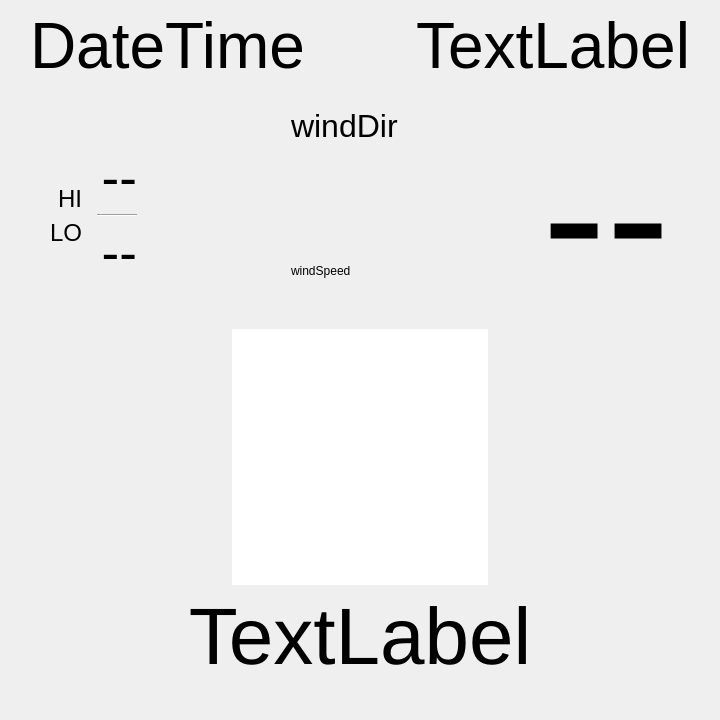
Qt form weatherfxLite.ui (iachievedit/weatherfxlite) before a commit.
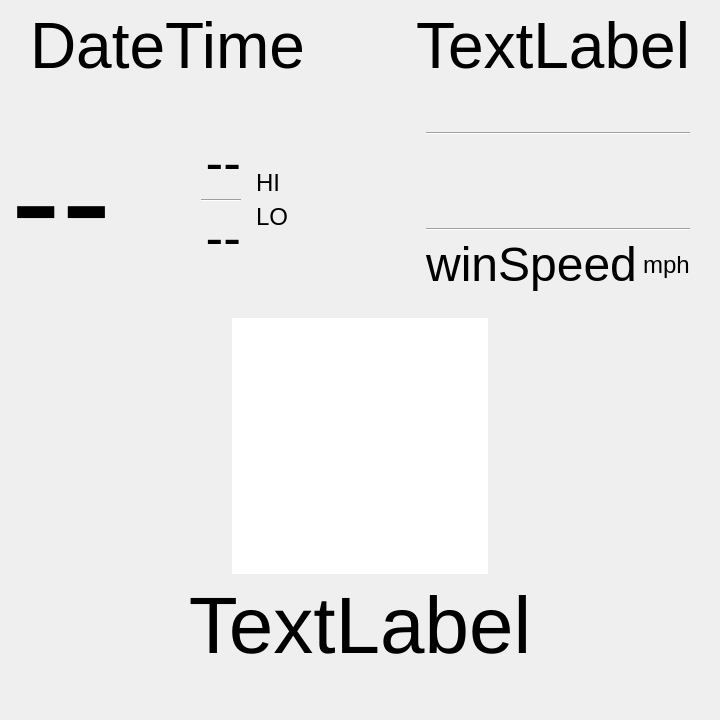
The same form after that commit. Custom widgets are drawn as their Qt base class.

Patch:
```diff
--- a/weatherfxLite.ui
+++ b/weatherfxLite.ui
@@ -142,7 +142,7 @@
         <enum>Qt::Orientation::Vertical</enum>
        </property>
        <property name="sizeType">
-        <enum>QSizePolicy::Policy::Minimum</enum>
+        <enum>QSizePolicy::Policy::Fixed</enum>
        </property>
        <property name="sizeHint" stdset="0">
         <size>
@@ -154,6 +154,24 @@
      </item>
      <item>
       <layout class="QHBoxLayout" name="horizontalLayout_3">
+       <item>
+        <widget class="QLabel" name="currentTemperature">
+         <property name="font">
+          <font>
+           <pointsize>114</pointsize>
+          </font>
+         </property>
+         <property name="text">
+          <string>--</string>
+         </property>
+         <property name="scaledContents">
+          <bool>true</bool>
+         </property>
+         <property name="alignment">
+          <set>Qt::AlignmentFlag::AlignCenter</set>
+         </property>
+        </widget>
+       </item>
        <item>
         <layout class="QHBoxLayout" name="horizontalLayout_2">
          <item>
@@ -162,50 +180,16 @@
             <enum>Qt::Orientation::Horizontal</enum>
            </property>
            <property name="sizeType">
-            <enum>QSizePolicy::Policy::Fixed</enum>
+            <enum>QSizePolicy::Policy::Expanding</enum>
            </property>
            <property name="sizeHint" stdset="0">
             <size>
-             <width>40</width>
+             <width>20</width>
              <height>20</height>
             </size>
            </property>
           </spacer>
          </item>
-         <item>
-          <layout class="QVBoxLayout" name="verticalLayout_2">
-           <item>
-            <widget class="QLabel" name="label">
-             <property name="font">
-              <font>
-               <pointsize>18</pointsize>
-              </font>
-             </property>
-             <property name="text">
-              <string>HI</string>
-             </property>
-             <property name="alignment">
-              <set>Qt::AlignmentFlag::AlignBottom|Qt::AlignmentFlag::AlignRight|Qt::AlignmentFlag::AlignTrailing</set>
-             </property>
-            </widget>
-           </item>
-           <item>
-            <widget class="QLabel" name="label_2">
-             <property name="font">
-              <font>
-               <pointsize>18</pointsize>
-              </font>
-             </property>
-             <property name="text">
-              <string>LO</string>
-             </property>
-             <property name="alignment">
-              <set>Qt::AlignmentFlag::AlignRight|Qt::AlignmentFlag::AlignTop|Qt::AlignmentFlag::AlignTrailing</set>
-             </property>
-            </widget>
-           </item>
-          </layout>
-         </item>
          <item>
           <widget class="QFrame" name="frame">
            <layout class="QVBoxLayout" name="verticalLayout">
@@ -258,84 +242,157 @@
         </layout>
        </item>
        <item>
-        <spacer name="horizontalSpacer_9">
-         <property name="orientation">
-          <enum>Qt::Orientation::Horizontal</enum>
-         </property>
-         <property name="sizeHint" stdset="0">
-          <size>
-           <width>40</width>
-           <height>20</height>
-          </size>
-         </property>
-        </spacer>
-       </item>
-       <item>
-        <layout class="QVBoxLayout" name="windLayout">
+        <layout class="QVBoxLayout" name="verticalLayout_2">
          <item>
-          <widget class="QLabel" name="windDirection">
+          <widget class="QLabel" name="label">
            <property name="font">
             <font>
-             <pointsize>24</pointsize>
-             <kerning>true</kerning>
+             <pointsize>18</pointsize>
             </font>
            </property>
            <property name="text">
-            <string>windDir</string>
+            <string>HI</string>
+           </property>
+           <property name="scaledContents">
+            <bool>false</bool>
            </property>
            <property name="alignment">
-            <set>Qt::AlignmentFlag::AlignLeading|Qt::AlignmentFlag::AlignLeft|Qt::AlignmentFlag::AlignTop</set>
+            <set>Qt::AlignmentFlag::AlignBottom|Qt::AlignmentFlag::AlignJustify</set>
            </property>
           </widget>
          </item>
          <item>
-          <widget class="QLabel" name="windSpeed">
+          <widget class="QLabel" name="label_2">
+           <property name="font">
+            <font>
+             <pointsize>18</pointsize>
+            </font>
+           </property>
            <property name="text">
-            <string>windSpeed</string>
+            <string>LO</string>
+           </property>
+           <property name="alignment">
+            <set>Qt::AlignmentFlag::AlignJustify|Qt::AlignmentFlag::AlignTop</set>
            </property>
           </widget>
          </item>
         </layout>
        </item>
-       <item>
-        <spacer name="horizontalSpacer">
-         <property name="orientation">
-          <enum>Qt::Orientation::Horizontal</enum>
-         </property>
-         <property name="sizeHint" stdset="0">
-          <size>
-           <width>40</width>
-           <height>20</height>
-          </size>
-         </property>
-        </spacer>
-       </item>
-       <item>
-        <widget class="QLabel" name="currentTemperature">
-         <property name="font">
-          <font>
-           <pointsize>144</pointsize>
-          </font>
-         </property>
-         <property name="text">
-          <string>--</string>
-         </property>
-         <property name="alignment">
-          <set>Qt::AlignmentFlag::AlignCenter</set>
-         </property>
-        </widget>
-       </item>
        <item>
         <spacer name="horizontalSpacer_6">
          <property name="orientation">
           <enum>Qt::Orientation::Horizontal</enum>
          </property>
          <property name="sizeType">
+          <enum>QSizePolicy::Policy::Expanding</enum>
+         </property>
+         <property name="sizeHint" stdset="0">
+          <size>
+           <width>20</width>
+           <height>20</height>
+          </size>
+         </property>
+        </spacer>
+       </item>
+       <item>
+        <layout class="QVBoxLayout" name="windLayout">
+         <item>
+          <spacer name="verticalSpacer_4">
+           <property name="orientation">
+            <enum>Qt::Orientation::Vertical</enum>
+           </property>
+           <property name="sizeType">
+            <enum>QSizePolicy::Policy::Expanding</enum>
+           </property>
+           <property name="sizeHint" stdset="0">
+            <size>
+             <width>20</width>
+             <height>20</height>
+            </size>
+           </property>
+          </spacer>
+         </item>
+         <item>
+          <widget class="Line" name="line_3">
+           <property name="orientation">
+            <enum>Qt::Orientation::Horizontal</enum>
+           </property>
+          </widget>
+         </item>
+         <item alignment="Qt::AlignmentFlag::AlignHCenter">
+          <widget class="WindArrow" name="windArrow" native="true">
+           <property name="sizePolicy">
+            <sizepolicy hsizetype="Expanding" vsizetype="Expanding">
+             <horstretch>0</horstretch>
+             <verstretch>0</verstretch>
+            </sizepolicy>
+           </property>
+           <property name="minimumSize">
+            <size>
+             <width>81</width>
+             <height>81</height>
+            </size>
+           </property>
+          </widget>
+         </item>
+         <item>
+          <widget class="Line" name="line_2">
+           <property name="lineWidth">
+            <number>1</number>
+           </property>
+           <property name="orientation">
+            <enum>Qt::Orientation::Horizontal</enum>
+           </property>
+          </widget>
+         </item>
+         <item>
+          <layout class="QHBoxLayout" name="horizontalLayout_4">
+           <item>
+            <widget class="QLabel" name="windSpeed">
+             <property name="font">
+              <font>
+               <pointsize>36</pointsize>
+               <kerning>true</kerning>
+              </font>
+             </property>
+             <property name="text">
+              <string>winSpeed</string>
+             </property>
+             <property name="alignment">
+              <set>Qt::AlignmentFlag::AlignCenter</set>
+             </property>
+            </widget>
+           </item>
+           <item>
+            <widget class="QLabel" name="windUnits">
+             <property name="font">
+              <font>
+               <pointsize>18</pointsize>
+              </font>
+             </property>
+             <property name="text">
+              <string>mph</string>
+             </property>
+             <property name="alignment">
+              <set>Qt::AlignmentFlag::AlignCenter</set>
+             </property>
+            </widget>
+           </item>
+          </layout>
+         </item>
+        </layout>
+       </item>
+       <item>
+        <spacer name="horizontalSpacer_9">
+         <property name="orientation">
+          <enum>Qt::Orientation::Horizontal</enum>
+         </property>
+         <property name="sizeType">
           <enum>QSizePolicy::Policy::Fixed</enum>
          </property>
          <property name="sizeHint" stdset="0">
           <size>
-           <width>40</width>
+           <width>20</width>
            <height>20</height>
           </size>
          </property>
@@ -343,6 +400,22 @@
        </item>
       </layout>
      </item>
+     <item>
+      <spacer name="verticalSpacer_3">
+       <property name="orientation">
+        <enum>Qt::Orientation::Vertical</enum>
+       </property>
+       <property name="sizeType">
+        <enum>QSizePolicy::Policy::Fixed</enum>
+       </property>
+       <property name="sizeHint" stdset="0">
+        <size>
+         <width>20</width>
+         <height>20</height>
+        </size>
+       </property>
+      </spacer>
+     </item>
      <item>
       <layout class="QHBoxLayout" name="horizontalLayout_5">
        <item>
@@ -427,6 +500,14 @@
    </item>
   </layout>
  </widget>
+ <customwidgets>
+  <customwidget>
+   <class>WindArrow</class>
+   <extends>QWidget</extends>
+   <header>WindArrow.h</header>
+   <container>1</container>
+  </customwidget>
+ </customwidgets>
  <resources/>
  <connections/>
 </ui>
```
